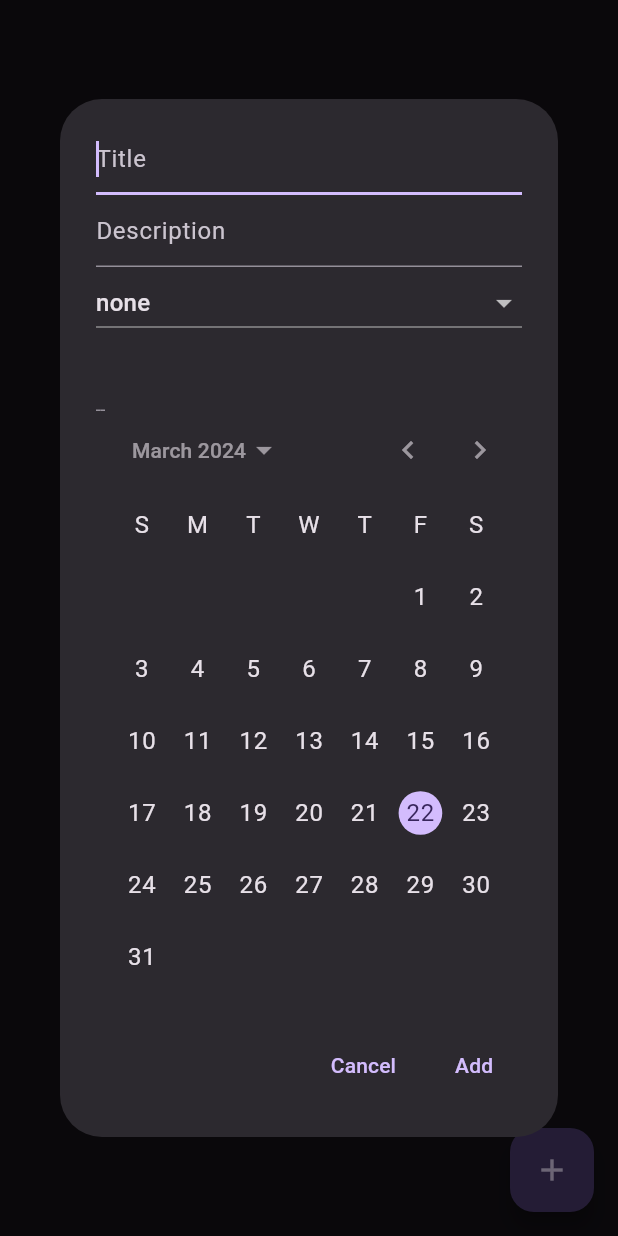
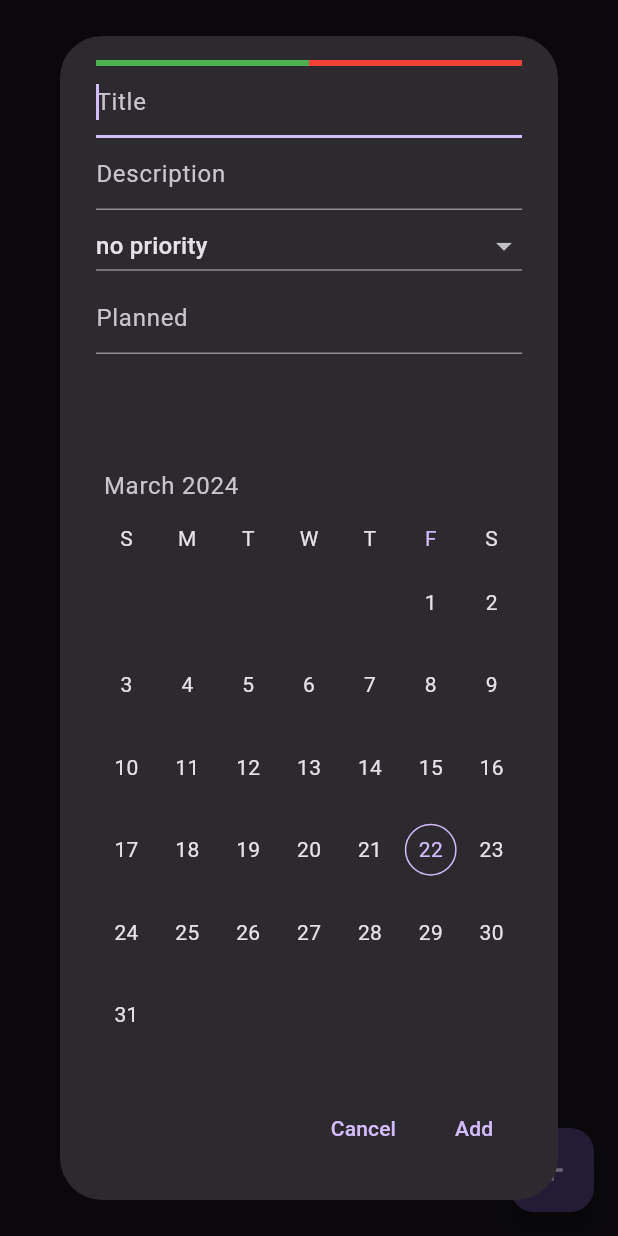
Before and after one commit to Teoneag/jarvis_2, a Flutter app: the ToDoPage screen opened directly, after a tap on the "add" icon, on a phone screen of 412 x 824 dp. Run offline on Flutter 3.47's test engine with Material 3 defaults, Android fonts, the phone set to English and light mode, and no system bars; drawn by our look-alikes of syncfusion_flutter_datepicker; our stand-ins replace cloud_firestore, firebase_core; accounts and stored records are empty; generated files the repository leaves out were written again.

Commit message:
11-edit task time

```diff
--- a/lib/skills/to_do/dialogs/add_task_dialog.dart
+++ b/lib/skills/to_do/dialogs/add_task_dialog.dart
@@ -1,5 +1,7 @@
 import 'package:flutter/material.dart';
-import 'package:flutter_time_picker_spinner/flutter_time_picker_spinner.dart';
+import 'package:jarvis_2/skills/to_do/methods/priority_methods.dart';
+import 'package:jarvis_2/skills/to_do/methods/time_methods.dart';
+import 'package:syncfusion_flutter_datepicker/datepicker.dart';
 
 import '../firestore/firestore_methods.dart';
 import '../models/task_model.dart';
@@ -7,21 +9,33 @@ import '../enums/priority_enum.dart';
 
 class AddTaskDialog extends StatefulWidget {
   final Map<String, Task> tasks;
-  const AddTaskDialog(this.tasks, {Key? key}) : super(key: key);
+  final int? index; // if null this is a new task
+  const AddTaskDialog(this.tasks, {this.index, super.key});
 
   @override
   State<AddTaskDialog> createState() => _AddTaskDialogState();
 }
 
 class _AddTaskDialogState extends State<AddTaskDialog> {
+  late final Task _task;
   final _titleController = TextEditingController();
   final _descriptionController = TextEditingController();
-  final _startDateController = TextEditingController();
-  final _planedDurationController = TextEditingController();
-  final _reccuranceGapController = TextEditingController();
   Priority _selectedPriority = Priority.none;
+  final TextEditingController _dateController = TextEditingController();
   final _formKey = GlobalKey<FormState>();
   final FocusNode _titleFocusNode = FocusNode();
+  final DateRangePickerController _datePickerController =
+      DateRangePickerController();
+
+  @override
+  void initState() {
+    if (widget.index == null) {
+      _task = Task();
+    } else {
+      _task = widget.tasks.values.elementAt(widget.index!);
+    }
+    super.initState();
+  }
 
   @override
   void dispose() {
@@ -33,20 +47,24 @@ class _AddTaskDialogState extends State<AddTaskDialog> {
 
   void _submitForm() {
     if (_formKey.currentState!.validate()) {
-      Task newTask = Task.fromInput(
-        _titleController.text.trim(),
-        _descriptionController.text.trim(),
-        _selectedPriority,
-      );
-      Firestore.addTask(newTask).then((taskId) {
+      _task.description = _descriptionController.text;
+      if (widget.index == null) {
+        Firestore.addTask(_task).then((taskId) {
           if (taskId.isNotEmpty) {
-          newTask.id = taskId;
-          widget.tasks.addAll({taskId: newTask});
+            _task.id = taskId;
+            widget.tasks.addAll({taskId: _task});
             Navigator.of(context).pop();
             _titleController.clear();
             _descriptionController.clear();
           }
         });
+      } else {
+        Firestore.updateTask(_task).then((success) {
+          if (success) {
+            Navigator.of(context).pop();
+          }
+        });
+      }
     }
   }
 
@@ -58,16 +76,32 @@ class _AddTaskDialogState extends State<AddTaskDialog> {
         child: Column(
           mainAxisSize: MainAxisSize.min,
           children: [
+            // TODO show this only when editing, make it work or to plan button if no planned starting date
+            const LinearProgressIndicator(
+              value: 0.5,
+              valueColor: AlwaysStoppedAnimation<Color>(Colors.green),
+              backgroundColor: Colors.red,
+            ),
             TextFormField(
               controller: _titleController,
               onFieldSubmitted: (_) => _submitForm(),
               autofocus: true,
               focusNode: _titleFocusNode,
               decoration: const InputDecoration(hintText: 'Title'),
+              onChanged: (value) {
+                setState(() {
+                  _task.title = value;
+                  stringToTime(_task);
+                  stringToPriority(_task);
+                  _datePickerController.selectedDate =
+                      _task.period.plannedStart;
+                  _dateController.text = timeToShortString(_task.time);
+                });
+              },
               validator: (value) {
-                if (value == null || value.trim().isEmpty) {
+                if (_task.title.isEmpty) {
                   _titleFocusNode.requestFocus();
-                  return 'Title cannot be empty';
+                  return 'Title cannot be empty after processing';
                 }
                 return null;
               },
@@ -88,31 +122,39 @@ class _AddTaskDialogState extends State<AddTaskDialog> {
               items: Priority.values
                   .map((priority) => DropdownMenuItem(
                         value: priority,
-                        child: Text(priority.toString().split('.').last),
+                        child: Text(priority.string),
                       ))
                   .toList(),
             ),
-            const Row(
-              children: [
-                IntrinsicWidth(
-                  child: TextField(),
+            Expanded(
+              child: TextField(
+                controller: _dateController,
+                onSubmitted: (_) => _submitForm,
+                decoration: const InputDecoration(hintText: 'Planned'),
+                onChanged: (value) {
+                  setState(() {
+                    taskToTime(_dateController.text, _task.time, []);
+                    _datePickerController.selectedDate =
+                        _task.period.plannedStart;
+                  });
+                },
               ),
-                IntrinsicWidth(
-                  child: TextField(),
-                ),
-              ],
             ),
             SizedBox(
               width: 500,
-              child: CalendarDatePicker(
-                initialDate: DateTime.now(),
-                firstDate: DateTime(2000),
-                lastDate: DateTime(2100),
-                onDateChanged: (newDate) {
-                  // setState(() {
-                  //   _selectedStartDate = newDate;
-                  // });
+              height: 400,
+              // TODO find a way to show all options of dates
+              child: SfDateRangePicker(
+                onSelectionChanged: (value) {
+                  if (value.value is PickerDateRange) {
+                    final range = value.value as PickerDateRange;
+                    _task.period.plannedStart = range.startDate;
+                    _task.period.plannedEnd = range.endDate;
+                  }
                 },
+                controller: _datePickerController,
+                selectionMode: DateRangePickerSelectionMode.single,
+                initialSelectedRange: _task.pickerPeriod,
               ),
             ),
           ],
--- a/lib/skills/to_do/enums/priority_enum.dart
+++ b/lib/skills/to_do/enums/priority_enum.dart
@@ -18,3 +18,16 @@ extension PriorityColorExtension on Priority {
     }
   }
 }
+
+extension PriorityStringExtension on Priority {
+  String get string {
+    switch (this) {
+      case Priority.p0:
+        return 'p0';
+      case Priority.p1:
+        return 'p1';
+      default:
+        return 'no priority';
+    }
+  }
+}
--- a/lib/skills/to_do/firestore/firestore_methods.dart
+++ b/lib/skills/to_do/firestore/firestore_methods.dart
@@ -16,14 +16,16 @@ class Firestore {
     }
   }
 
-  static Future<void> updateTask(Task task) async {
+  static Future<bool> updateTask(Task task) async {
     try {
       await _firestore
           .collection(_tasks)
           .doc(task.id)
           .update(task.toFirestore());
+      return true;
     } catch (e) {
       print(e);
+      return false;
     }
   }
 
--- a/lib/skills/to_do/models/task_model.dart
+++ b/lib/skills/to_do/models/task_model.dart
@@ -1,4 +1,5 @@
 import 'package:cloud_firestore/cloud_firestore.dart';
+import 'package:syncfusion_flutter_datepicker/datepicker.dart';
 import '../methods/priority_methods.dart';
 import '../methods/time_methods.dart';
 import '/skills/to_do/enums/priority_enum.dart';
@@ -22,7 +23,7 @@ class Task {
 
   Task({
     this.id = '',
-    required this.title,
+    this.title = '',
     this.description = '',
     this.isDone = false,
     this.priority = Priority.none,
@@ -30,6 +31,9 @@ class Task {
   }) : time = time ?? Time();
 
   TimePeriod get period => time.period;
+
+  PickerDateRange get pickerPeriod =>
+      PickerDateRange(period.plannedStart, null);
 
   bool get isRunning => time.isRunning;
 
--- a/lib/skills/to_do/models/time_model.dart
+++ b/lib/skills/to_do/models/time_model.dart
@@ -1,3 +1,5 @@
+import 'package:syncfusion_flutter_datepicker/datepicker.dart';
+
 import '/skills/to_do/models/time_period_model.dart';
 
 class TimeField {
--- a/pubspec.yaml
+++ b/pubspec.yaml
@@ -38,7 +38,7 @@ dependencies:
   firebase_core: ^2.27.0
   cloud_firestore: ^4.15.8
   intl: ^0.19.0
-  flutter_time_picker_spinner: ^2.0.0
+  syncfusion_flutter_datepicker: ^25.1.35
 
 dev_dependencies:
   flutter_test:
@@ -49,7 +49,7 @@ dev_dependencies:
   # activated in the `analysis_options.yaml` file located at the root of your
   # package. See that file for information about deactivating specific lint
   # rules and activating additional ones.
-  flutter_lints: ^2.0.0
+  flutter_lints: ^3.0.1
 
 # For information on the generic Dart part of this file, see the
 # following page: https://dart.dev/tools/pub/pubspec
```
Also changed, not shown: lib/skills/to_do/methods/time_methods.dart (+9 -9 lines), pubspec.lock, 2 other files. Lines whose indentation alone changed are shown as unchanged.
